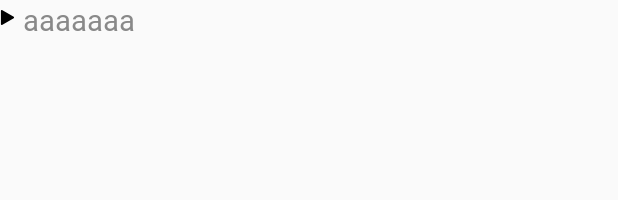
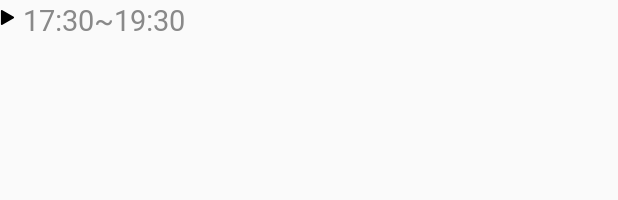
Before and after one commit to hoangth312/DrugStore, an Android app: the layout item_note_clinic.xml on its own in the app's theme, with its tools: preview values and no code run, on a phone screen of 412 x 824 dp. Shown: the top 200 px of the screen. Run offline under Robolectric (Android 15) with nearby library versions, the phone set to English and light mode, and no system bars.

Commit message:
git commit

```diff
--- a/app/src/main/res/layout/item_note_clinic.xml
+++ b/app/src/main/res/layout/item_note_clinic.xml
@@ -21,7 +21,7 @@
         android:fontFamily="@font/arial"
         android:maxLength="250"
         android:layout_marginStart="5dp"
-        android:text="aaaaaaa"
+        android:text="@string/timeEvening"
         android:gravity="top"
         android:textColor="#898989"
         android:textSize="@dimen/_15sdp"
```
